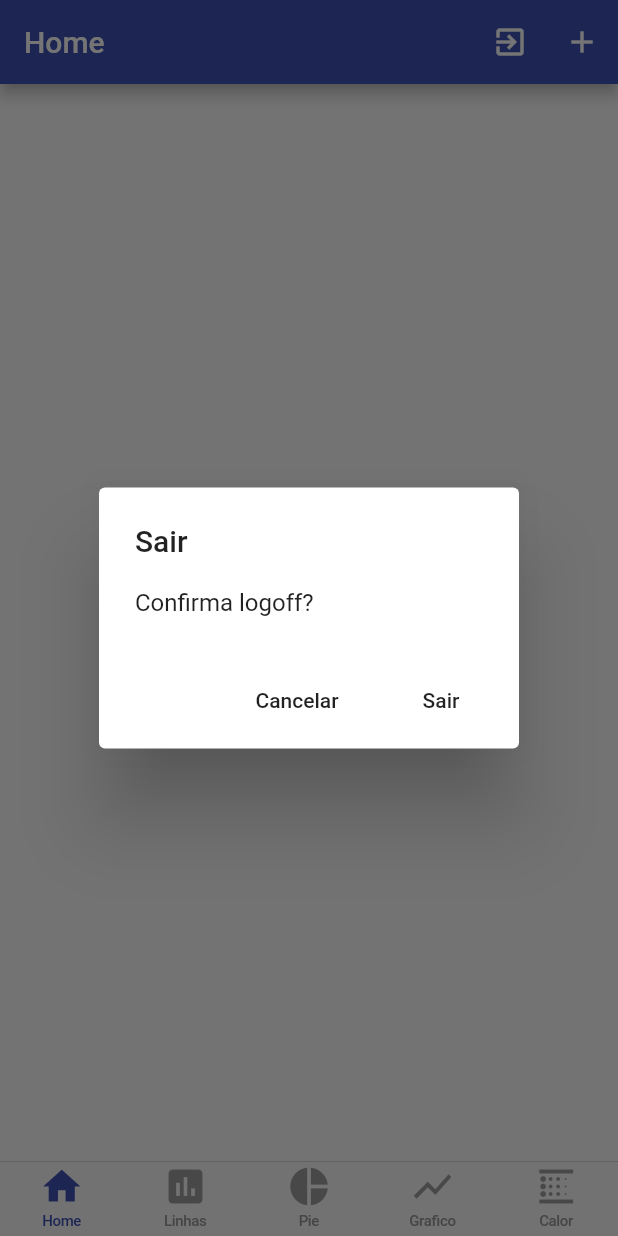
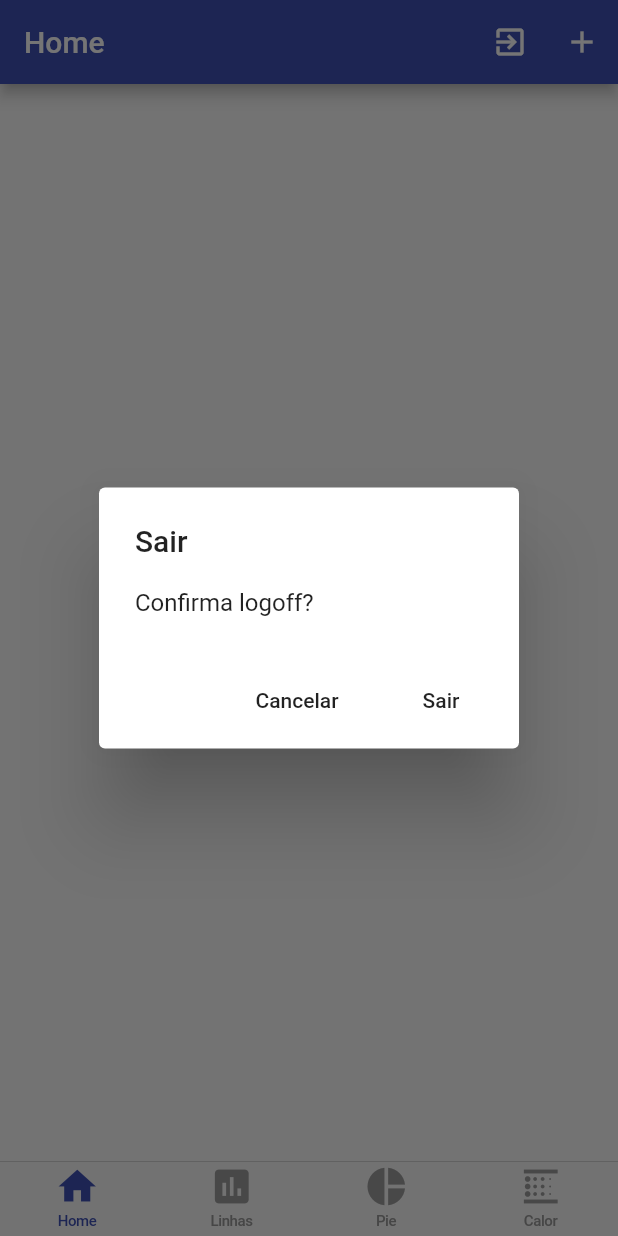
Before and after one commit to njamhour/Linkatech-TCC, a Flutter app: the screen it shows once a user with an empty profile is signed in, after a tap on the "exit to app" icon, on a phone screen of 412 x 824 dp. Run offline on Flutter 3.47's test engine with Material 2 defaults, Android fonts, the phone set to English and light mode, and no system bars; our stand-ins replace charts_flutter, cloud_firestore, firebase_auth, google_sign_in, sqflite; missing offline and left inert: flutter_facebook_login; accounts and stored records are empty.

Commit message:
Grafico Pie funcionando

```diff
--- a/LinkaTech-Flutter-Firebase/linkatech_ff/lib/app/home/cuppertino_home_scaffold.dart
+++ b/LinkaTech-Flutter-Firebase/linkatech_ff/lib/app/home/cuppertino_home_scaffold.dart
@@ -26,7 +26,6 @@ class CupertinoHomeScaffold extends StatelessWidget {
           _buildItem(TabItem.home),
           _buildItem(TabItem.linhas),
           _buildItem(TabItem.pie),
-          _buildItem(TabItem.grafico),
           _buildItem(TabItem.calor),
         ],
         onTap: (index) => onSelectTab(TabItem.values[index]),
--- a/LinkaTech-Flutter-Firebase/linkatech_ff/lib/app/home/piezos/piezo_pie.dart
+++ b/LinkaTech-Flutter-Firebase/linkatech_ff/lib/app/home/piezos/piezo_pie.dart
@@ -56,11 +56,26 @@ class _CarregarDadosFirestore extends State<PiezoPie> {
           total5 = (total5 / length).ceil();
           int finalTotal = total + total2 + total3 + total4 + total5;
 
-          double porcentoTotal = (total * 100) / finalTotal;
+          /*double porcentoTotal = (total * 100) / finalTotal;
           double porcentoTotal2 = (total2 * 100) / finalTotal;
           double porcentoTotal3 = (total3 * 100) / finalTotal;
           double porcentoTotal4 = (total4 * 100) / finalTotal;
           double porcentoTotal5 = (total5 * 100) / finalTotal;
+          String finalPorcento =
+              'A11 - ' + porcentoTotal.round().toString() + '%';
+
+          String finalPorcentoDois =
+              'A12 - ' + porcentoTotal2.round().toString() + '%';
+
+          String finalPorcentoTres =
+              'A13 - ' + porcentoTotal3.round().toString() + '%';
+
+          String finalPorcentoQuatro =
+              'A14 - ' + porcentoTotal4.round().toString() + '%';
+
+          String finalPorcentoCinco =
+              'A15 - ' + porcentoTotal5.round().toString() + '%';*/
+          // String porcentoTotal = porcentoTotal.toString();
 
           // Widget build(BuildContext context) {
           var data = [
@@ -73,12 +88,14 @@ class _CarregarDadosFirestore extends State<PiezoPie> {
 
           var series = [
             charts.Series(
-              domainFn: (PiezoPieAtributos clickData, __) => clickData.piezo,
-              measureFn: (PiezoPieAtributos clickData, __) => clickData.valor,
-              colorFn: (PiezoPieAtributos clickData, __) => clickData.color,
-              id: 'Teste',
-              data: data,
-            ),
+                domainFn: (PiezoPieAtributos clickData, __) => clickData.piezo,
+                measureFn: (PiezoPieAtributos clickData, __) => clickData.valor,
+                colorFn: (PiezoPieAtributos clickData, __) => clickData.color,
+                id: 'Teste',
+                data: data,
+                labelAccessorFn: (PiezoPieAtributos clickData, __) =>
+                    ((clickData.valor * 100) / finalTotal).round().toString() +
+                    '%'),
           ];
 
           var chart = charts.PieChart(
@@ -89,8 +106,21 @@ class _CarregarDadosFirestore extends State<PiezoPie> {
                 outsideJustification: charts.OutsideJustification.endDrawArea,
                 horizontalFirst: false,
                 desiredMaxRows: 2,
+                cellPadding: new EdgeInsets.only(right: 4.0, bottom: 4.0),
+                entryTextStyle: charts.TextStyleSpec(
+                  color: charts.MaterialPalette.purple.shadeDefault,
+                  fontFamily: 'Georgia',
+                  fontSize: 11,
+                ),
               )
             ],
+            defaultRenderer: new charts.ArcRendererConfig(
+              arcWidth: 100,
+              arcRendererDecorators: [
+                new charts.ArcLabelDecorator(
+                    labelPosition: charts.ArcLabelPosition.inside),
+              ],
+            ),
           );
 
           var chartWidget = Padding(
--- a/LinkaTech-Flutter-Firebase/linkatech_ff/lib/app/home/tab_items.dart
+++ b/LinkaTech-Flutter-Firebase/linkatech_ff/lib/app/home/tab_items.dart
@@ -11,7 +11,6 @@ class TabItemData {
     TabItem.home: TabItemData(title: 'Home', icon: Icons.home),
     TabItem.linhas: TabItemData(title: 'Linhas', icon: Icons.insert_chart),
     TabItem.pie: TabItemData(title: 'Pie', icon: Icons.pie_chart),
-    TabItem.grafico: TabItemData(title: 'Grafico', icon: Icons.show_chart),
     TabItem.calor: TabItemData(title: 'Calor', icon: Icons.blur_linear),
   };
 }
```
Also changed, not shown: LinkaTech-Flutter-Firebase/linkatech_ff/pubspec.lock, 1 other file.
